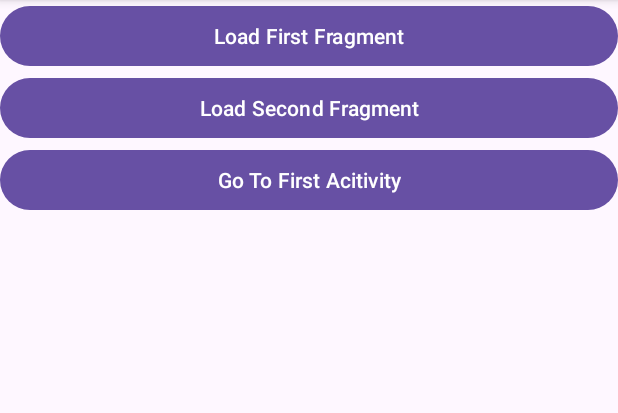
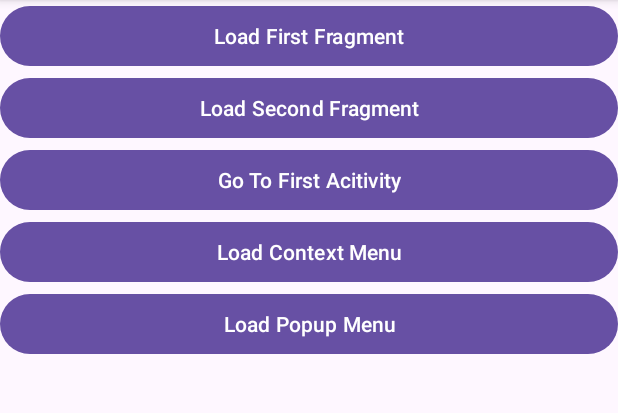
Before and after one commit to dipenghale/android_widgets_and_layouts, an Android app: the screen it shows after launch (FragmentActivity), on a phone screen of 412 x 824 dp, the part 96-509 px from its top. Run offline under Robolectric (Android 15) with nearby library versions, the phone set to English and light mode, and no system bars.

Commit message:
context and popup menu

```diff
--- a/app/src/main/res/layout/activity_fragment.xml
+++ b/app/src/main/res/layout/activity_fragment.xml
@@ -26,6 +26,20 @@
         android:text="Go To First Acitivity">
     </Button>
 
+    <Button android:id="@+id/loadcontextmenu"
+        android:layout_width="match_parent"
+        android:layout_height="wrap_content"
+        android:text="Load Context Menu">
+
+    </Button>
+
+    <Button android:id="@+id/loadpopupmenu"
+        android:layout_width="match_parent"
+        android:layout_height="wrap_content"
+        android:text="Load Popup Menu">
+
+    </Button>
+
 
 
     <androidx.fragment.app.FragmentContainerView
--- /dev/null
+++ b/app/src/main/res/menu/context_menu.xml
@@ -0,0 +1,7 @@
+<?xml version="1.0" encoding="utf-8"?>
+<menu xmlns:android="http://schemas.android.com/apk/res/android">
+<item android:id="@+id/firstitem" android:title="First Item">First Item</item>
+<item android:id="@+id/secondtitem" android:title="Second Item">Second Item</item>
+<item android:id="@+id/thirdtitem" android:title="Third Item">Third Item</item>
+<item android:id="@+id/fourthtitem" android:title="Fourth Item">Fourth Item</item>
+</menu>
--- /dev/null
+++ b/app/src/main/res/menu/popup_menu.xml
@@ -0,0 +1,6 @@
+<?xml version="1.0" encoding="utf-8"?>
+<menu xmlns:android="http://schemas.android.com/apk/res/android">
+<item android:id="@+id/first" android:title="First Pop">First Pop</item>
+<item android:id="@+id/second" android:title="Second Pop">Second Pop</item>
+<item android:id="@+id/third" android:title="Third Pop">Third Pop</item>
+</menu>
```
Also changed, not shown: app/src/main/java/com/example/myveryfirstapp/FragmentActivity.java (+40 -2 lines).
